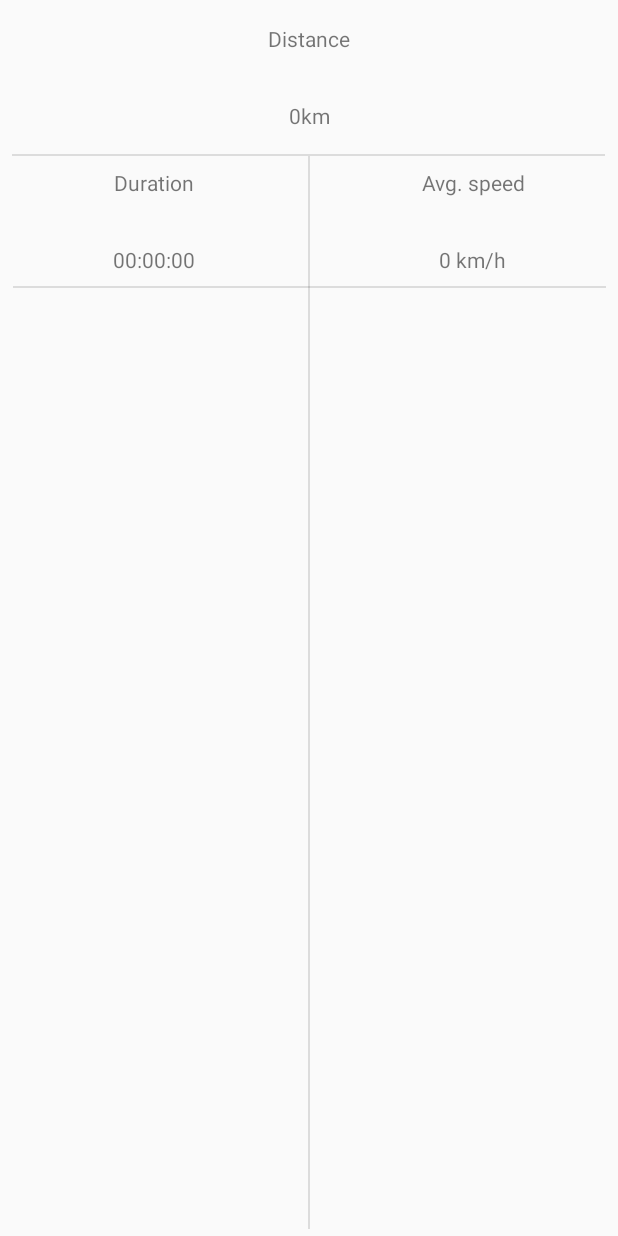
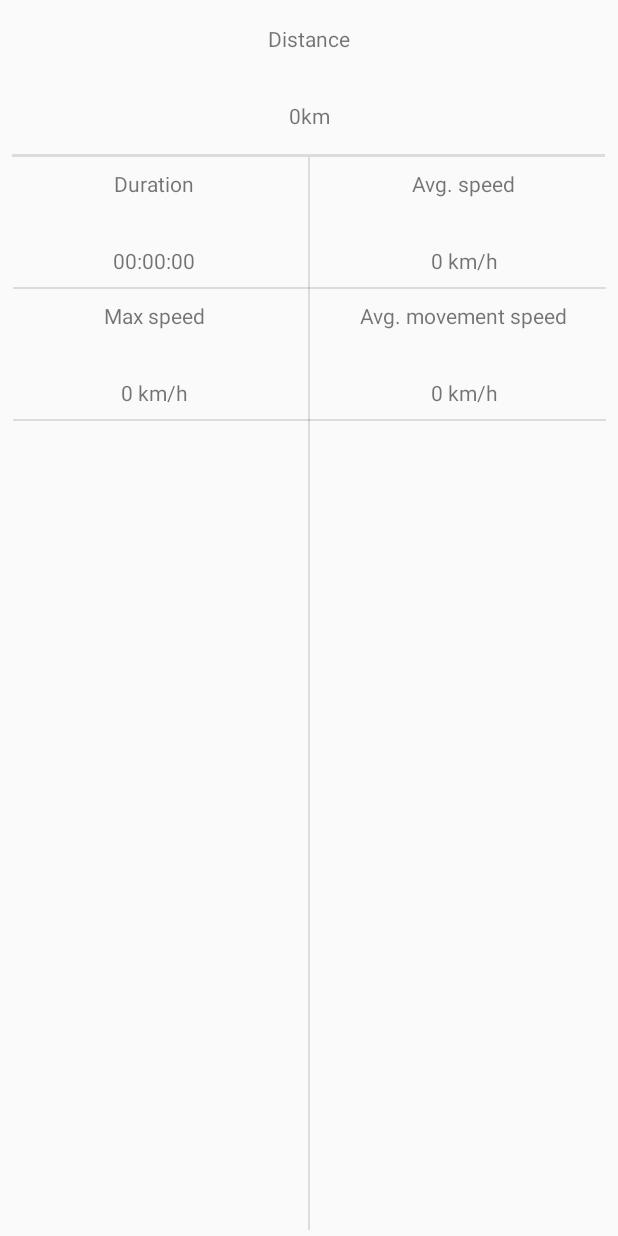
Before and after one commit to filipNowakDev/GPS_Offline_Tracker, an Android app: the layout fragment_track_details.xml on its own in the app's theme, with its tools: preview values and no code run, on a phone screen of 412 x 824 dp. Run offline under Robolectric (Android 15) with nearby library versions, the phone set to English and light mode, and no system bars.

Commit message:
Added max speed and avg movement speed details

```diff
--- a/app/src/main/java/com/filipnowakdev/gps_offline_tracker/fragments/TrackDetailsFragment.java
+++ b/app/src/main/java/com/filipnowakdev/gps_offline_tracker/fragments/TrackDetailsFragment.java
@@ -21,6 +21,7 @@ import java.util.List;
 public class TrackDetailsFragment extends Fragment
 {
     public static final String TRACK_NAME = "track_name";
+    private static final double MIN_MOVEMENT_SPEED = 3.0;
 
     private String track;
     private IGpxFileReader gpxFileReader;
@@ -63,13 +64,34 @@ public class TrackDetailsFragment extends Fragment
         TextView distanceView = v.findViewById(R.id.distance_field);
         TextView durationView = v.findViewById(R.id.duration_field);
         TextView avgSpeedView = v.findViewById(R.id.avg_speed_field);
+        TextView maxSpeedView = v.findViewById(R.id.max_speed_field);
+        TextView avgMovSpeedView = v.findViewById(R.id.avg_mov_speed_field);
         double distance = 0;
         long duration;
+        double avgMoveSpeed;
+
+        double moveDistance = 0;
+        double moveDuration = 0;
+        double maxSpeed = 0;
+
         List<Location> trackpoints = gpxFileReader.getLocationList(track);
 
         for (int i = 0; i < trackpoints.size() - 1; i++)
         {
-            distance += trackpoints.get(i).distanceTo(trackpoints.get(i + 1));
+            double distanceDiff = trackpoints.get(i).distanceTo(trackpoints.get(i + 1));
+            double timeDiff = (trackpoints.get(i + 1).getTime() - trackpoints.get(i).getTime()) / 1000.0;
+
+            double momentSpeed = distanceDiff / timeDiff;
+
+            if (momentSpeed > maxSpeed && momentSpeed != Double.POSITIVE_INFINITY)
+                maxSpeed = momentSpeed;
+
+            if (momentSpeed > MIN_MOVEMENT_SPEED && momentSpeed != Double.POSITIVE_INFINITY)
+            {
+                moveDuration += timeDiff;
+                moveDistance += distanceDiff;
+            }
+            distance += distanceDiff;
         }
 
         duration = trackpoints.get(trackpoints.size() - 1).getTime() - trackpoints.get(0).getTime();
@@ -81,6 +103,8 @@ public class TrackDetailsFragment extends Fragment
         long seconds = duration / 1000;
 
         double avgMetersPerSecond = distance / allSecondsDuration;
+        avgMoveSpeed = moveDistance / moveDuration;
+
 
         if (distance >= 1000.0)
             distanceView.setText(getString(R.string.kilometers, distance / 1000));
@@ -88,7 +112,9 @@ public class TrackDetailsFragment extends Fragment
             distanceView.setText(getString(R.string.meters, distance));
 
         avgSpeedView.setText(getString(R.string.kilometers_per_hour, avgMetersPerSecond * 3.6));
+        maxSpeedView.setText(getString(R.string.kilometers_per_hour, maxSpeed * 3.6));
         durationView.setText(getString(R.string.duration_field, hours, minutes, seconds));
+        avgMovSpeedView.setText(getString(R.string.kilometers_per_hour, avgMoveSpeed * 3.6));
     }
 
 }
--- a/app/src/main/java/com/filipnowakdev/gps_offline_tracker/services/LocationService.java
+++ b/app/src/main/java/com/filipnowakdev/gps_offline_tracker/services/LocationService.java
@@ -23,7 +23,7 @@ public class LocationService extends Service implements LocationListener
 {
 
     private static final long MIN_DISTANCE_CHANGE = 10;//meters
-    private static final long MIN_UPDATE_INTERVAL = 100; //milliseconds
+    private static final long MIN_UPDATE_INTERVAL = 1500; //milliseconds
 
 
     private LocationManager locationManager;
--- a/app/src/main/res/layout/fragment_track_details.xml
+++ b/app/src/main/res/layout/fragment_track_details.xml
@@ -10,7 +10,7 @@
     <View
         android:id="@+id/horizontal_details_divider_1"
         android:layout_width="395dp"
-        android:layout_height="1dp"
+        android:layout_height="2dp"
         android:layout_marginTop="16dp"
         android:background="?android:attr/listDivider"
         app:layout_constraintEnd_toStartOf="@+id/vertical_details_div"
@@ -53,10 +53,12 @@
         android:layout_marginStart="8dp"
         android:layout_marginTop="8dp"
         android:layout_marginEnd="8dp"
+        android:layout_marginBottom="8dp"
         android:background="?android:attr/listDivider"
+        app:layout_constraintBottom_toTopOf="@+id/max_speed_caption"
         app:layout_constraintEnd_toEndOf="parent"
         app:layout_constraintStart_toStartOf="parent"
-        app:layout_constraintTop_toBottomOf="@+id/avg_speed_field" />
+        app:layout_constraintTop_toBottomOf="@+id/duration_field" />
 
     <TextView
         android:id="@+id/duration_caption"
@@ -87,9 +89,7 @@
         android:id="@+id/avg_speed_caption"
         android:layout_width="wrap_content"
         android:layout_height="wrap_content"
-        android:layout_marginStart="80dp"
         android:layout_marginTop="8dp"
-        android:layout_marginEnd="67dp"
         android:text="@string/avg_speed"
         app:layout_constraintBottom_toTopOf="@+id/avg_speed_field"
         app:layout_constraintEnd_toEndOf="parent"
@@ -100,9 +100,7 @@
         android:id="@+id/avg_speed_field"
         android:layout_width="wrap_content"
         android:layout_height="wrap_content"
-        android:layout_marginStart="79dp"
         android:layout_marginTop="32dp"
-        android:layout_marginEnd="68dp"
         android:layout_marginBottom="8dp"
         android:text="0 km/h"
         app:layout_constraintBottom_toTopOf="@+id/horizontal_details_divider_2"
@@ -120,4 +118,58 @@
         app:layout_constraintHorizontal_bias="0.5"
         app:layout_constraintStart_toStartOf="parent"
         app:layout_constraintTop_toBottomOf="@+id/horizontal_details_divider_1" />
+
+    <View
+        android:id="@+id/horizontal_details_divider_3"
+        android:layout_width="395dp"
+        android:layout_height="1dp"
+        android:layout_marginStart="8dp"
+        android:layout_marginTop="8dp"
+        android:layout_marginEnd="8dp"
+        android:background="?android:attr/listDivider"
+        app:layout_constraintEnd_toEndOf="parent"
+        app:layout_constraintHorizontal_bias="1.0"
+        app:layout_constraintStart_toStartOf="parent"
+        app:layout_constraintTop_toBottomOf="@+id/avg_mov_speed_field" />
+
+    <TextView
+        android:id="@+id/max_speed_caption"
+        android:layout_width="wrap_content"
+        android:layout_height="wrap_content"
+        android:text="@string/max_speed"
+        app:layout_constraintBaseline_toBaselineOf="@+id/avg_mov_speed_caption"
+        app:layout_constraintEnd_toStartOf="@+id/vertical_details_div"
+        app:layout_constraintStart_toStartOf="parent" />
+
+    <TextView
+        android:id="@+id/max_speed_field"
+        android:layout_width="wrap_content"
+        android:layout_height="wrap_content"
+        android:text="0 km/h"
+        app:layout_constraintBaseline_toBaselineOf="@+id/avg_mov_speed_field"
+        app:layout_constraintEnd_toStartOf="@+id/vertical_details_div"
+        app:layout_constraintStart_toStartOf="parent" />
+
+    <TextView
+        android:id="@+id/avg_mov_speed_caption"
+        android:layout_width="wrap_content"
+        android:layout_height="wrap_content"
+        android:layout_marginTop="8dp"
+        android:text="@string/avg_move_speed"
+        app:layout_constraintBottom_toTopOf="@+id/avg_mov_speed_field"
+        app:layout_constraintEnd_toEndOf="parent"
+        app:layout_constraintStart_toEndOf="@+id/vertical_details_div"
+        app:layout_constraintTop_toBottomOf="@+id/horizontal_details_divider_2" />
+
+    <TextView
+        android:id="@+id/avg_mov_speed_field"
+        android:layout_width="wrap_content"
+        android:layout_height="wrap_content"
+        android:layout_marginTop="32dp"
+        android:layout_marginBottom="8dp"
+        android:text="0 km/h"
+        app:layout_constraintBottom_toTopOf="@+id/horizontal_details_divider_3"
+        app:layout_constraintEnd_toEndOf="parent"
+        app:layout_constraintStart_toEndOf="@+id/vertical_details_div"
+        app:layout_constraintTop_toBottomOf="@+id/avg_mov_speed_caption" />
 </android.support.constraint.ConstraintLayout>
--- a/app/src/main/res/values/strings.xml
+++ b/app/src/main/res/values/strings.xml
@@ -27,4 +27,6 @@
     <string name="meters_per_second">%1$.2f m/s</string>
     <string name="kilometers_per_hour">%1$.2f km/h</string>
     <string name="duration_field">%1$02d:%2$02d:%3$02d</string>
+    <string name="max_speed">Max speed</string>
+    <string name="avg_move_speed">Avg. movement speed</string>
 </resources>
```
